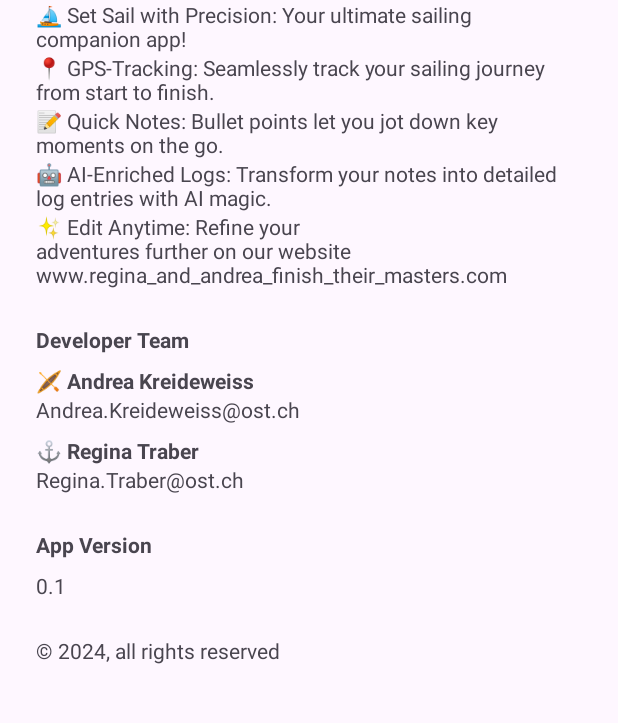
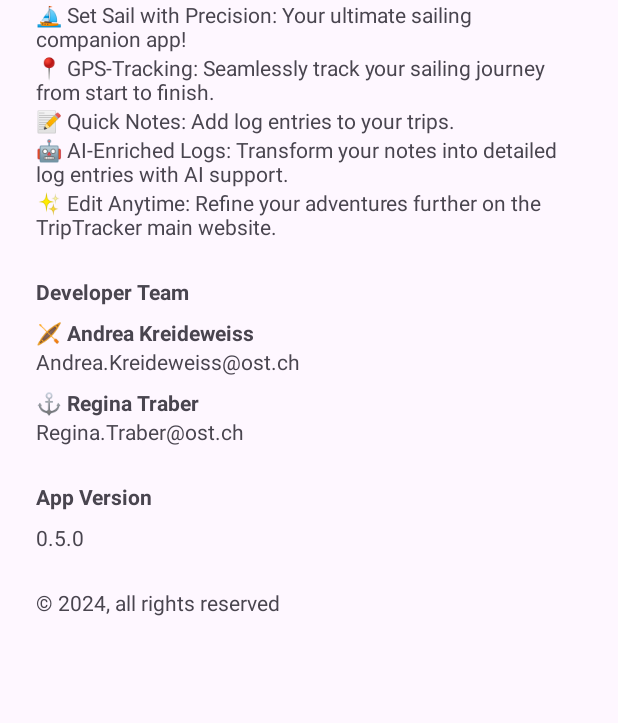
Before and after one commit to pinefoambath/mas-android-triptracker, an Android app: the screen it shows after launch (MainActivity), after a tap on "About us", on a phone screen of 412 x 824 dp, the part 173-896 px from its top. Run offline under Robolectric (Android 15) with nearby library versions, the phone set to English and light mode, and no system bars.

Commit message:
Finalise About Us screen (#18)
- updates text
- sets version of the app to "0.5.0".
- Makes the About Screen also work in landscape mode (scrolling was not
enabled until now)

```diff
--- a/app/src/main/res/layout/fragment_about.xml
+++ b/app/src/main/res/layout/fragment_about.xml
@@ -1,9 +1,13 @@
 <?xml version="1.0" encoding="utf-8"?>
-<androidx.constraintlayout.widget.ConstraintLayout xmlns:android="http://schemas.android.com/apk/res/android"
+<ScrollView xmlns:android="http://schemas.android.com/apk/res/android"
     xmlns:app="http://schemas.android.com/apk/res-auto"
     android:layout_width="match_parent"
     android:layout_height="match_parent"
     android:padding="24dp">
+
+    <androidx.constraintlayout.widget.ConstraintLayout
+        android:layout_width="match_parent"
+        android:layout_height="wrap_content">
 
         <TextView
             android:id="@+id/aboutTriptracker"
@@ -130,3 +134,5 @@
             app:layout_constraintStart_toStartOf="parent" />
 
     </androidx.constraintlayout.widget.ConstraintLayout>
+
+</ScrollView>
--- a/app/src/main/res/values/strings.xml
+++ b/app/src/main/res/values/strings.xml
@@ -9,14 +9,14 @@
     <string name="name2">⚓️ Regina Traber</string>
     <string name="email2">Regina.Traber@ost.ch</string>
     <string name="app_version">App Version</string>
-    <string name="app_version_number">0.1</string>
+    <string name="app_version_number">0.5.0</string>
     <string name="copyright">Copyright</string>
     <string name="all_rights_reserved">© 2024, all rights reserved</string>
     <string name="with_precision">⛵️ Set Sail with Precision: Your ultimate sailing companion app!</string>
     <string name="gps_tracking">📍 GPS-Tracking: Seamlessly track your sailing journey from start to finish.</string>
-    <string name="quick_notes">📝 Quick Notes: Bullet points let you jot down key moments on the go.</string>
-    <string name="ai_enriched_logs">🤖 AI-Enriched Logs: Transform your notes into detailed log entries with AI magic.</string>
-    <string name="edit_anytime">✨ Edit Anytime: Refine your adventures further on our website www.regina_and_andrea_finish_their_masters.com</string>
+    <string name="quick_notes">📝 Quick Notes: Add log entries to your trips.</string>
+    <string name="ai_enriched_logs">🤖 AI-Enriched Logs: Transform your notes into detailed log entries with AI support.</string>
+    <string name="edit_anytime">✨ Edit Anytime: Refine your adventures further on the TripTracker main website.</string>
     <!-- UI interaction -->
     <string name="welcome_to_triptracker_landing">Welcome to TripTracker. To track a trip, click the button:</string>
     <string name="start_tracking">Start tracking</string>
```
Lines whose indentation alone changed are shown as unchanged.
